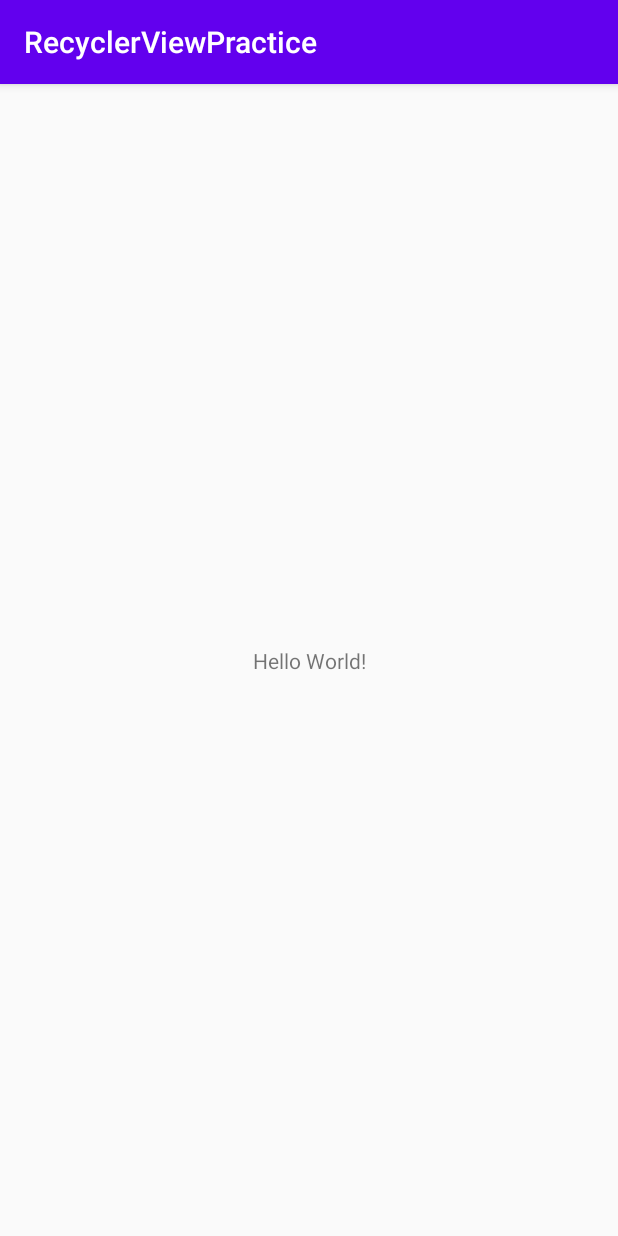
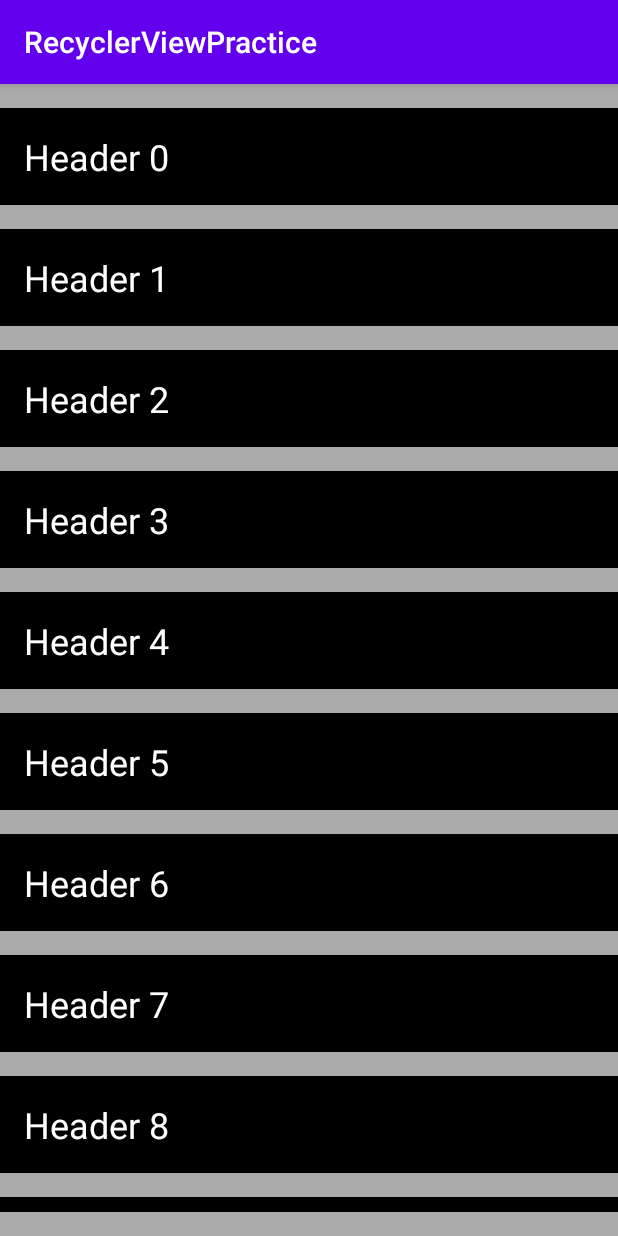
Before and after one commit to IvanClair/RecyclerViewPractice, an Android app: the screen it shows after launch (MainActivity), on a phone screen of 412 x 824 dp. Run offline under Robolectric (Android 15) with nearby library versions, the phone set to English and light mode, and no system bars; our stand-ins replace data binding.

Commit message:
expandable RecyclerView

```diff
--- a/app/src/main/java/personal/ivan/recyclerviewpractice/MainActivity.kt
+++ b/app/src/main/java/personal/ivan/recyclerviewpractice/MainActivity.kt
@@ -1,12 +1,38 @@
 package personal.ivan.recyclerviewpractice
 
+import android.os.Bundle
+import androidx.activity.viewModels
 import androidx.appcompat.app.AppCompatActivity
-import android.os.Bundle
+import androidx.databinding.DataBindingUtil
+import androidx.lifecycle.Observer
+import personal.ivan.recyclerviewpractice.databinding.ActivityMainBinding
 
 class MainActivity : AppCompatActivity() {
 
+    // view model
+    private val mViewModel by viewModels<MyViewModel>()
+
+    // data binding
+    private val mBinding: ActivityMainBinding by lazy {
+        DataBindingUtil.setContentView<ActivityMainBinding>(this, R.layout.activity_main)
+    }
+
+    /* ------------------------------ Life Cycle */
+
     override fun onCreate(savedInstanceState: Bundle?) {
         super.onCreate(savedInstanceState)
-        setContentView(R.layout.activity_main)
+        mBinding.recyclerView.adapter = MyAdapter(mViewModel = mViewModel)
+        observeLiveData()
+    }
+
+    /* ------------------------------ Observe LiveData */
+
+    private fun observeLiveData() {
+        mViewModel.apply {
+
+            displayDataList.observe(
+                this@MainActivity,
+                Observer { (mBinding.recyclerView.adapter as? MyAdapter)?.submitList(it) })
+        }
     }
 }
--- /dev/null
+++ b/app/src/main/java/personal/ivan/recyclerviewpractice/MyAdapter.kt
@@ -0,0 +1,74 @@
+package personal.ivan.recyclerviewpractice
+
+import android.view.LayoutInflater
+import android.view.ViewGroup
+import androidx.databinding.DataBindingUtil
+import androidx.databinding.ViewDataBinding
+import androidx.recyclerview.widget.DiffUtil
+import androidx.recyclerview.widget.ListAdapter
+import androidx.recyclerview.widget.RecyclerView
+
+class MyAdapter(private val mViewModel: MyViewModel) :
+    ListAdapter<VhModel, MyAdapter.MyViewHolder>(DiffCallback()) {
+
+    /* ------------------------------ Override */
+
+    override fun onCreateViewHolder(
+        parent: ViewGroup,
+        viewType: Int
+    ) =
+        MyViewHolder(
+            mBinding =
+            DataBindingUtil.inflate(
+                LayoutInflater.from(parent.context),
+                when (viewType) {
+                    VhModel.VIEW_TYPE_CHILD -> R.layout.vh_child
+                    else -> R.layout.vh_header
+                },
+                parent,
+                false
+            )
+        )
+
+    override fun onBindViewHolder(
+        holder: MyViewHolder,
+        position: Int
+    ) {
+        holder.bind(model = getItem(position), viewModel = mViewModel)
+    }
+
+    override fun getItemViewType(position: Int): Int =
+        getItem(position).viewType
+
+    /* ------------------------------ Diff */
+
+    class DiffCallback : DiffUtil.ItemCallback<VhModel>() {
+
+        override fun areItemsTheSame(
+            oldItem: VhModel,
+            newItem: VhModel
+        ) = oldItem == newItem
+
+        override fun areContentsTheSame(
+            oldItem: VhModel,
+            newItem: VhModel
+        ) = oldItem.hashCode() == newItem.hashCode()
+    }
+
+    /* ------------------------------ View Holder */
+
+    class MyViewHolder(private val mBinding: ViewDataBinding) :
+        RecyclerView.ViewHolder(mBinding.root) {
+
+        fun bind(
+            model: VhModel,
+            viewModel: MyViewModel
+        ) {
+            mBinding.apply {
+                setVariable(BR.model, model)
+                setVariable(BR.viewModel, viewModel)
+                executePendingBindings()
+            }
+        }
+    }
+}
--- /dev/null
+++ b/app/src/main/java/personal/ivan/recyclerviewpractice/MyModel.kt
@@ -0,0 +1,47 @@
+package personal.ivan.recyclerviewpractice
+
+import androidx.annotation.IntDef
+
+sealed class VhModel(@ViewType val viewType: Int) {
+
+
+    companion object {
+
+        @IntDef(
+            VIEW_TYPE_HEADER,
+            VIEW_TYPE_CHILD
+        )
+        @Retention(AnnotationRetention.SOURCE)
+        annotation class ViewType
+
+        const val VIEW_TYPE_HEADER = 0
+        const val VIEW_TYPE_CHILD = 1
+    }
+
+    data class VhHeaderModel(
+        val headId: Int,
+        val text: String,
+        var expand: Boolean
+    ) : VhModel(viewType = VIEW_TYPE_HEADER) {
+
+        constructor(number: Int) : this(
+            headId = number,
+            text = "Header $number",
+            expand = false
+        )
+    }
+
+    data class VhChildModel(
+        val headId: Int,
+        val text: String
+    ) : VhModel(viewType = VIEW_TYPE_CHILD) {
+
+        constructor(
+            headId: Int,
+            number: Int
+        ) : this(
+            headId = headId,
+            text = "child $number"
+        )
+    }
+}
--- /dev/null
+++ b/app/src/main/java/personal/ivan/recyclerviewpractice/MyViewModel.kt
@@ -0,0 +1,64 @@
+package personal.ivan.recyclerviewpractice
+
+import androidx.lifecycle.MutableLiveData
+import androidx.lifecycle.ViewModel
+
+class MyViewModel : ViewModel() {
+
+    // Origin Data List
+    private val mOriginList =
+        mutableListOf<VhModel>().apply {
+            repeat(10) { headerNumber ->
+                add(VhModel.VhHeaderModel(number = headerNumber))
+                repeat(3) { childNumber ->
+                    add(VhModel.VhChildModel(headId = headerNumber, number = childNumber))
+                }
+            }
+        }
+
+    // Display Data Set
+    val displayDataList = MutableLiveData<MutableList<VhModel>>()
+
+    /* ------------------------------ Initial */
+
+    init {
+        displayDataList.value =
+            mOriginList
+                .filter { it.viewType == VhModel.VIEW_TYPE_HEADER }
+                .toMutableList()
+    }
+
+    /* ------------------------------ UI Event */
+
+    /**
+     * Head
+     */
+    fun headerOnClick(model: VhModel.VhHeaderModel) {
+        val display = displayDataList.value
+        if (display != null) {
+            if (model.expand) {
+                val newList =
+                    display
+                        .filter {
+                            when (it.viewType) {
+                                VhModel.VIEW_TYPE_HEADER -> true
+                                else -> (it as VhModel.VhChildModel).headId != model.headId
+                            }
+                        }
+                        .toMutableList()
+                displayDataList.value = newList
+
+            } else {
+                val newList =
+                    mOriginList.filter { it.viewType == VhModel.VIEW_TYPE_CHILD && (it as VhModel.VhChildModel).headId == model.headId }
+                val position =
+                    display.indexOfFirst { it.viewType == VhModel.VIEW_TYPE_HEADER && (it as VhModel.VhHeaderModel).headId == model.headId }
+                val clone = display.toMutableList()
+                clone.addAll(position + 1, newList)
+                displayDataList.value = clone
+            }
+
+            model.expand = !model.expand
+        }
+    }
+}
--- a/app/src/main/res/layout/activity_main.xml
+++ b/app/src/main/res/layout/activity_main.xml
@@ -1,18 +1,19 @@
 <?xml version="1.0" encoding="utf-8"?>
-<androidx.constraintlayout.widget.ConstraintLayout xmlns:android="http://schemas.android.com/apk/res/android"
+<layout xmlns:android="http://schemas.android.com/apk/res/android"
     xmlns:app="http://schemas.android.com/apk/res-auto"
-    xmlns:tools="http://schemas.android.com/tools"
-    android:layout_width="match_parent"
-    android:layout_height="match_parent"
-    tools:context=".MainActivity">
+    xmlns:tools="http://schemas.android.com/tools">
 
-    <TextView
-        android:layout_width="wrap_content"
-        android:layout_height="wrap_content"
-        android:text="Hello World!"
-        app:layout_constraintBottom_toBottomOf="parent"
-        app:layout_constraintLeft_toLeftOf="parent"
-        app:layout_constraintRight_toRightOf="parent"
-        app:layout_constraintTop_toTopOf="parent" />
+    <data>
 
-</androidx.constraintlayout.widget.ConstraintLayout>
+    </data>
+
+    <androidx.recyclerview.widget.RecyclerView
+        android:id="@+id/recycler_view"
+        android:layout_width="match_parent"
+        android:layout_height="match_parent"
+        android:paddingBottom="16dp"
+        app:layoutManager="androidx.recyclerview.widget.LinearLayoutManager"
+        tools:context=".MainActivity"
+        tools:itemCount="2"
+        tools:listitem="@layout/activity_main" />
+</layout>
--- /dev/null
+++ b/app/src/main/res/layout/vh_header.xml
@@ -0,0 +1,27 @@
+<?xml version="1.0" encoding="utf-8"?>
+<layout xmlns:android="http://schemas.android.com/apk/res/android"
+    xmlns:tools="http://schemas.android.com/tools">
+
+    <data>
+
+        <variable
+            name="model"
+            type="personal.ivan.recyclerviewpractice.VhModel.VhHeaderModel" />
+
+        <variable
+            name="viewModel"
+            type="personal.ivan.recyclerviewpractice.MyViewModel" />
+    </data>
+
+    <TextView
+        android:layout_width="match_parent"
+        android:layout_height="wrap_content"
+        android:layout_marginTop="16dp"
+        android:background="@android:color/black"
+        android:onClick="@{(v) -> viewModel.headerOnClick(model)}"
+        android:padding="16dp"
+        android:text="@{model.text}"
+        android:textColor="@android:color/white"
+        android:textSize="24sp"
+        tools:text="Header 1" />
+</layout>
--- a/app/src/main/res/values/styles.xml
+++ b/app/src/main/res/values/styles.xml
@@ -6,6 +6,9 @@
         <item name="colorPrimary">@color/colorPrimary</item>
         <item name="colorPrimaryDark">@color/colorPrimaryDark</item>
         <item name="colorAccent">@color/colorAccent</item>
+
+        <!-- Background Color -->
+        <item name="android:colorBackground">@android:color/darker_gray</item>
     </style>
 
 </resources>
```
Also changed, not shown: app/build.gradle (+26 -2 lines), app/src/main/res/layout/vh_child.xml (added, +21 -0 lines).
